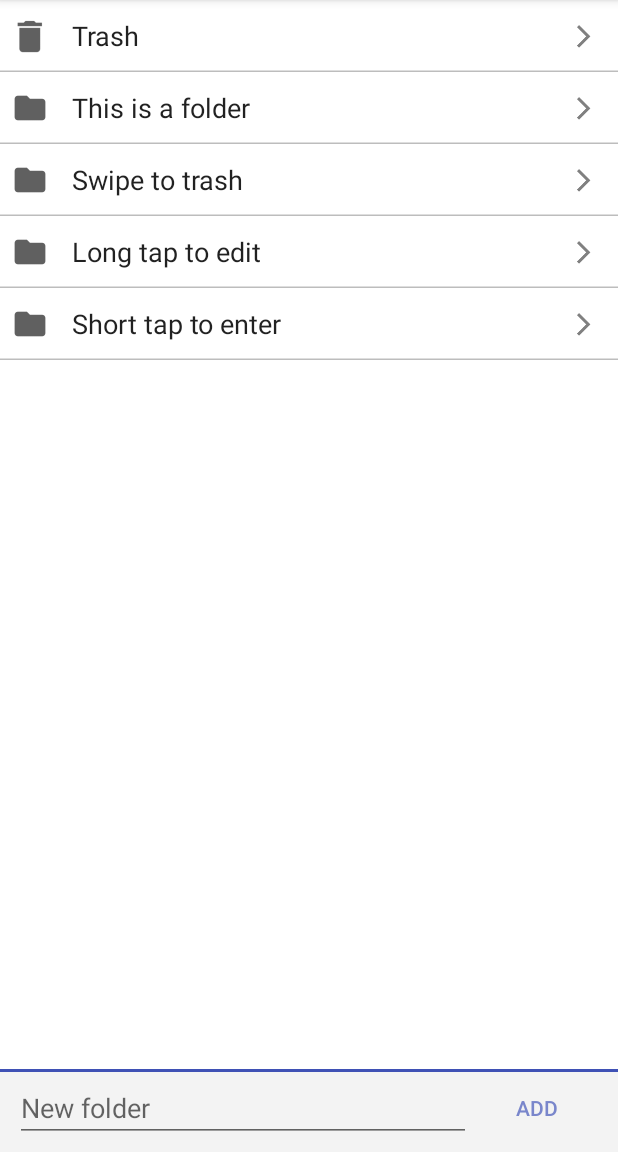
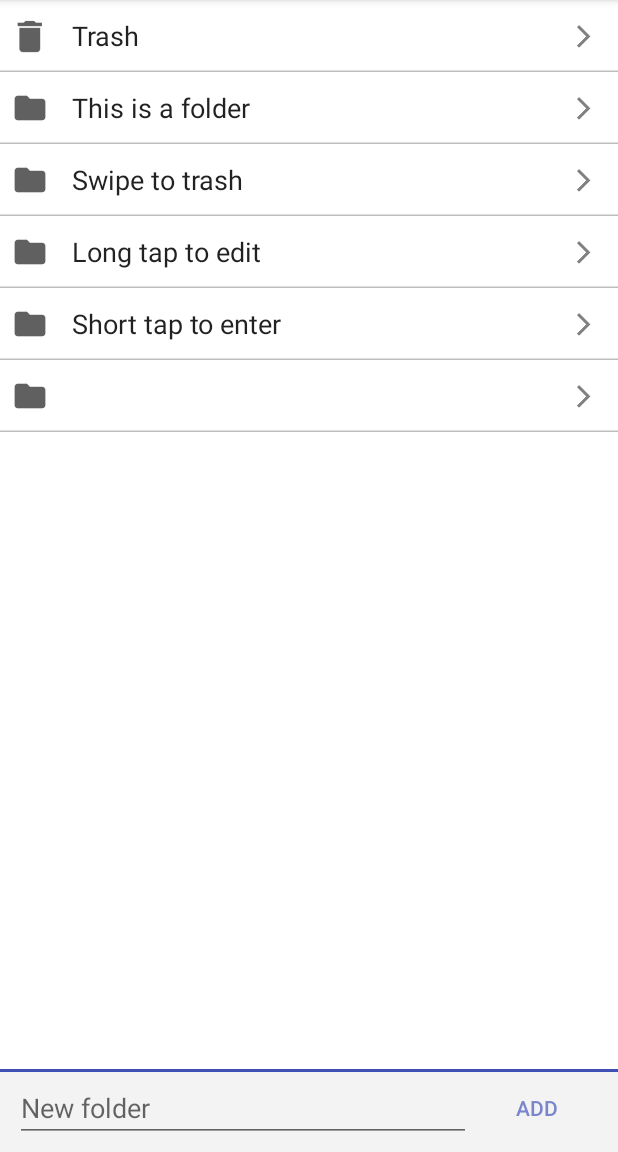
Before and after one commit to martinbonnin/treedo, an Android app: the screen it shows after launch (MainActivity), after a tap on "Trash", on a phone screen of 412 x 824 dp, the part 84-1236 px from its top. Run offline under Robolectric (Android 15) with nearby library versions, the phone set to English and light mode, and no system bars; our stand-ins replace Volley; 1 other tap on this screen came first.

Commit message:
can now add items

```diff
--- a/app/src/main/java/com/mbonnin/treedo/ItemListView.java
+++ b/app/src/main/java/com/mbonnin/treedo/ItemListView.java
@@ -10,6 +10,8 @@ import android.view.KeyEvent;
 import android.view.LayoutInflater;
 import android.view.View;
 import android.view.ViewGroup;
+import android.view.inputmethod.EditorInfo;
+import android.view.inputmethod.InputMethodManager;
 import android.widget.Button;
 import android.widget.EditText;
 import android.widget.FrameLayout;
@@ -27,6 +29,7 @@ public class ItemListView extends LinearLayout {
     private ItemAdapter mAdapter;
     private RecyclerView mRecyclerView;
     private Item mItem;
+    private EditText mEditText;
 
     private void init() {
         setOrientation(VERTICAL);
@@ -48,6 +51,24 @@ public class ItemListView extends LinearLayout {
         init();
     }
 
+    private void onAddItem() {
+        Item item = new Item();
+        item.text = mEditText.getText().toString();
+        item.checked = false;
+        item.isAFolder = mType == Item.TYPE_FOLDER;
+
+        mAdapter.add(item);
+        mEditText.setText("");
+        mEditText.clearFocus();
+
+        InputMethodManager inputManager =
+                (InputMethodManager) getContext().
+                        getSystemService(Context.INPUT_METHOD_SERVICE);
+        inputManager.hideSoftInputFromWindow(
+                mEditText.getWindowToken(),
+                InputMethodManager.HIDE_NOT_ALWAYS);
+    }
+
     private void createListView(int type) {
         if (mEmptyView != null) {
             removeView(mEmptyView);
@@ -57,20 +78,24 @@ public class ItemListView extends LinearLayout {
         mType = type;
 
         final View footer = LayoutInflater.from(getContext()).inflate(R.layout.listview_footer, null);
-        EditText editText = (EditText)footer.findViewById(R.id.edit_text);
-        editText.setHint(mType == Item.TYPE_FOLDER ? R.string.new_folder : R.string.new_item);
-        editText.setOnEditorActionListener(new TextView.OnEditorActionListener() {
+        mEditText = (EditText)footer.findViewById(R.id.edit_text);
+        mEditText.setHint(mType == Item.TYPE_FOLDER ? R.string.new_folder : R.string.new_item);
+        mEditText.setImeOptions(EditorInfo.IME_ACTION_DONE);
+        mEditText.setSingleLine(true);
+        mEditText.setOnEditorActionListener(new TextView.OnEditorActionListener() {
             @Override
             public boolean onEditorAction(TextView v, int actionId, KeyEvent event) {
-                Item item = new Item();
-                item.text = v.getText().toString();
-                item.checked = false;
-                item.isAFolder = mType == Item.TYPE_FOLDER;
-
-                mAdapter.add(item);
-
-                v.setText("");
+                if (actionId == EditorInfo.IME_ACTION_DONE) {
+                    onAddItem();
+                }
                 return true;
+            }
+        });
+        final Button button = (Button)footer.findViewById(R.id.add_button);
+        button.setOnClickListener(new OnClickListener() {
+            @Override
+            public void onClick(View v) {
+                onAddItem();
             }
         });
 
--- a/app/src/main/res/layout/listview_footer.xml
+++ b/app/src/main/res/layout/listview_footer.xml
@@ -26,6 +26,7 @@
             android:layout_weight="1"
             android:id="@+id/edit_text"/>
         <Button
+            android:id="@+id/add_button"
             android:layout_width="wrap_content"
             android:layout_height="wrap_content"
             android:text="@string/add"
```
